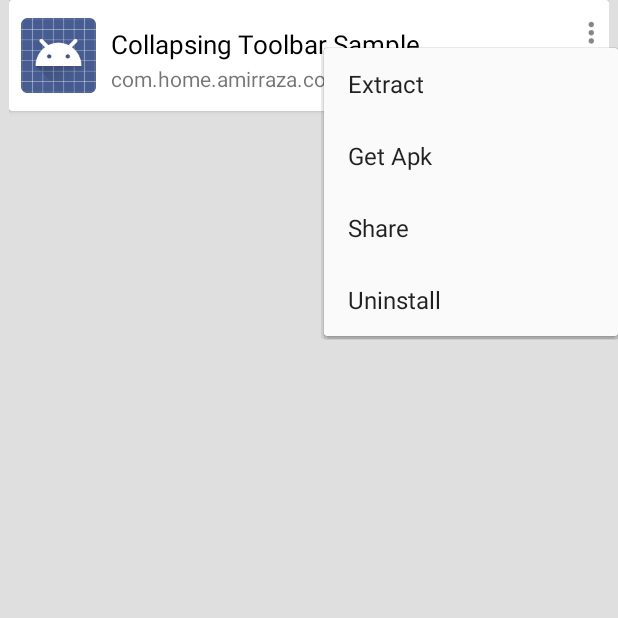
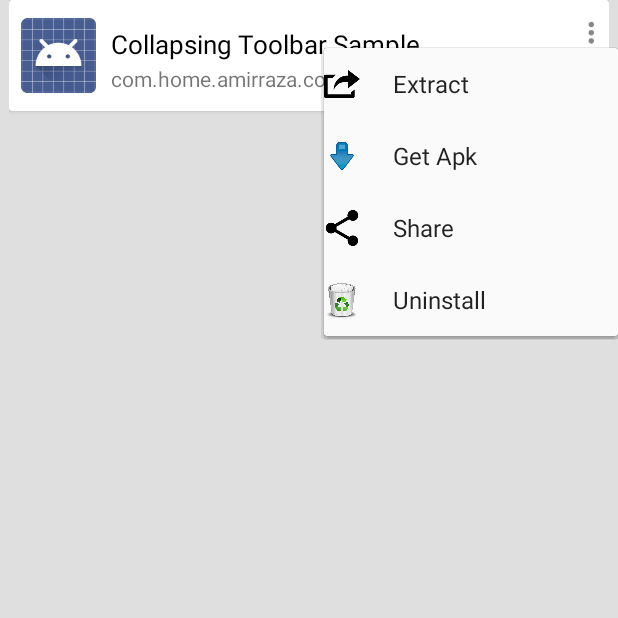
Before and after one commit to amirraza/CollapsingToolbarSampleTemprorary, an Android app: the fragment AllAppsFragment shown on its own in the app's theme, after a tap on an icon or button, on a phone screen of 412 x 824 dp, the top half of it. Run offline under Robolectric (Android 15) with nearby library versions, the phone set to English and light mode, and no system bars.

Commit message:
no changes

```diff
--- a/CollapsingToolbarSample/app/src/main/java/com/home/amirraza/collapsingtoolbarsample/Adapters/GeneralAdapter.java
+++ b/CollapsingToolbarSample/app/src/main/java/com/home/amirraza/collapsingtoolbarsample/Adapters/GeneralAdapter.java
@@ -1,5 +1,6 @@
 package com.home.amirraza.collapsingtoolbarsample.Adapters;
 
+import android.app.Activity;
 import android.content.Context;
 import android.content.Intent;
 import android.content.pm.ApplicationInfo;
@@ -14,6 +15,8 @@ import android.view.LayoutInflater;
 import android.view.MenuItem;
 import android.view.View;
 import android.view.ViewGroup;
+import android.view.animation.AlphaAnimation;
+import android.widget.ArrayAdapter;
 import android.widget.BaseAdapter;
 import android.widget.ImageView;
 import android.widget.ListView;
@@ -28,13 +31,17 @@ import com.home.amirraza.collapsingtoolbarsample.Utils.FileUtils;
 import java.io.File;
 import java.io.FileInputStream;
 import java.io.IOException;
+import java.lang.reflect.Field;
 import java.util.List;
 
 /**
  * Created by Amir on 7/8/2015.
  */
+
+//http://keepsafe.github.io/2014/11/19/building-a-custom-overflow-menu.html
+//Custom popup menu
+
 public class GeneralAdapter extends BaseAdapter {
-
     Context context;
     ApplicationInfo applicationInfo[];
     List<PackageInfo> temList;
@@ -89,12 +96,36 @@ public class GeneralAdapter extends BaseAdapter {
         ImageView appImage = (ImageView) convertView.findViewById(R.id.appImage);
         appImage.setImageDrawable(applicationInfo[position].loadIcon(context.getPackageManager()));
 
-        ImageView popupImage = (ImageView) convertView.findViewById(R.id.myPopUpButton);
+        final ImageView popupImage = (ImageView) convertView.findViewById(R.id.myPopUpButton);
         popupImage.setOnClickListener(new View.OnClickListener() {
             @Override
             public void onClick(final View view) {
                 PopupMenu popupMenu = new PopupMenu(context,view);
                 popupMenu.getMenuInflater().inflate(R.menu.my_popup_menu, popupMenu.getMenu());
+
+                Object menuHelper;
+                Class[] argTypes;
+                try {
+                    Field fMenuHelper = PopupMenu.class.getDeclaredField("mPopup");
+                    fMenuHelper.setAccessible(true);
+                    menuHelper = fMenuHelper.get(popupMenu);
+                    argTypes = new Class[] { boolean.class };
+                    menuHelper.getClass().getDeclaredMethod("setForceShowIcon", argTypes).invoke(menuHelper, true);
+                } catch (Exception e) {
+                    // Possible exceptions are NoSuchMethodError and NoSuchFieldError
+                    //
+                    // In either case, an exception indicates something is wrong with the reflection code, or the
+                    // structure of the PopupMenu class or its dependencies has changed.
+                    //
+                    // These exceptions should never happen since we're shipping the AppCompat library in our own apk,
+                    // but in the case that they do, we simply can't force icons to display, so log the error and
+                    // show the menu normally.
+
+                    Log.d("TAG", "error forcing menu icons to show", e);
+                    popupMenu.show();
+                    return;
+                }
+
                 popupMenu.show();
                 popupMenu.setOnMenuItemClickListener(new PopupMenu.OnMenuItemClickListener() {
                     @Override
@@ -125,6 +156,7 @@ public class GeneralAdapter extends BaseAdapter {
                         return false;
                     }
                 });
+
             }
         });
         convertView.setOnClickListener(new View.OnClickListener() {
--- a/CollapsingToolbarSample/app/src/main/java/com/home/amirraza/collapsingtoolbarsample/CheeseDetailActivity.java
+++ b/CollapsingToolbarSample/app/src/main/java/com/home/amirraza/collapsingtoolbarsample/CheeseDetailActivity.java
@@ -27,9 +27,9 @@ import java.util.List;
 public class CheeseDetailActivity extends AppCompatActivity {
 
     public static final String EXTRA_NAME = "cheese_name";
-
-    public static String AppName, PackageName;
-    public static Drawable AppImage;
+//
+//    public static String AppName, PackageName;
+//    public static Drawable AppImage;
     private ApplicationInfo applicaionInfo;
     String[] t;
 
--- a/CollapsingToolbarSample/app/src/main/res/menu/my_popup_menu.xml
+++ b/CollapsingToolbarSample/app/src/main/res/menu/my_popup_menu.xml
@@ -1,16 +1,26 @@
 <?xml version="1.0" encoding="utf-8"?>
-<menu xmlns:android="http://schemas.android.com/apk/res/android">
+<menu xmlns:android="http://schemas.android.com/apk/res/android"
+    xmlns:app="http://schemas.android.com/apk/res-auto"
+    >
     <item
         android:id="@+id/extract"
+        app:showAsAction="always"
+        android:icon="@drawable/extract_icon1"
         android:title="Extract" />
     <item
         android:id="@+id/copy"
+        app:showAsAction="always"
+        android:icon="@drawable/get_icon"
         android:title="Get Apk" />
     <item
         android:id="@+id/share"
+        app:showAsAction="always"
+        android:icon="@drawable/share_icon"
         android:title="Share" />
     <item
         android:id="@+id/uninstall"
-        android:title="Uninstall" />
+        android:title="Uninstall"
+        android:icon="@drawable/unnamed"
+        app:showAsAction="always"/>
 
 </menu>
```
Also changed, not shown: CollapsingToolbarSample/app/src/main/res/drawable/extract_icon1.png (added), CollapsingToolbarSample/app/src/main/res/drawable/get_icon.png (added), CollapsingToolbarSample/app/src/main/res/drawable/share_icon.png (added), CollapsingToolbarSample/app/src/main/res/drawable/unnamed.png (added), 2 other files.
